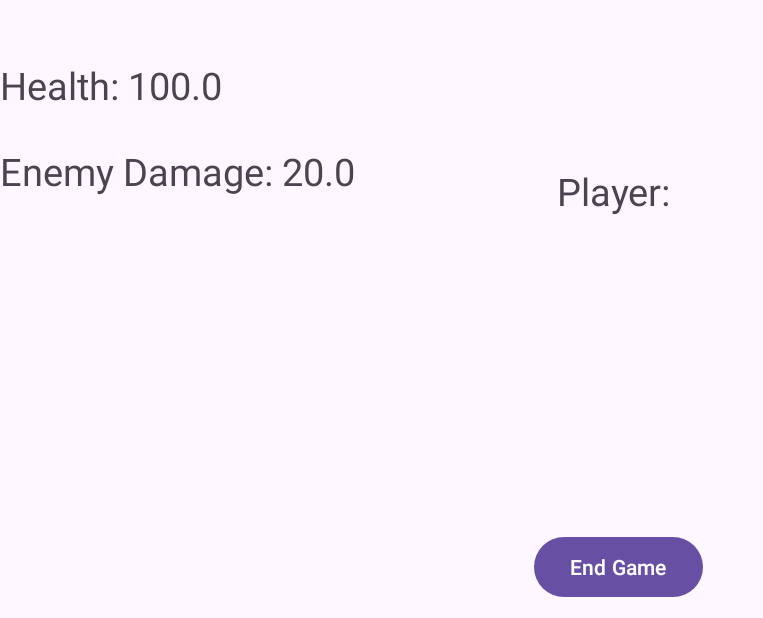
After one commit to peacebypieces/CS2340A_Team31, an Android app: the GameActivity screen opened directly, with no data from a screen before it, on a phone screen of 824 x 412 dp (held sideways). The commit adds this screen. Shown: the whole screen, without its empty margins (0-763 px from the left). Run offline under Robolectric (Android 15) with nearby library versions, the phone set to English and light mode, and no system bars; 1 statement that could not run was skipped.

Commit message:
Added game screen and connected it to config and end screens. Also rebased and redesigned the other screens to resize with display screen. Need to work on it more.

```diff
--- /dev/null
+++ b/app/src/main/java/com/example/cs2340a_team31/GameActivity.java
@@ -0,0 +1,47 @@
+package com.example.cs2340a_team31;
+
+import android.content.Intent;
+import android.os.Bundle;
+import android.widget.Button;
+import android.widget.RadioButton;
+import android.widget.TextView;
+import android.widget.Toast;
+
+import androidx.appcompat.app.AppCompatActivity;
+
+public class GameActivity extends AppCompatActivity {
+    private PlayerView playerView;
+    private Player player;
+
+    int screenWidth;
+    int screenHeight;
+
+    @Override
+    protected void onCreate(Bundle savedInstanceState) {
+        super.onCreate(savedInstanceState);
+        setContentView(R.layout.game_screen);
+        screenWidth = getResources().getDisplayMetrics().widthPixels;
+        screenHeight = getResources().getDisplayMetrics().heightPixels;
+
+        Button endButton = findViewById(R.id.endbutton);
+        TextView playerName = findViewById(R.id.playerName);
+        TextView playerHealth = findViewById(R.id.playerHealthDisplay);
+        TextView enemyDamage = findViewById(R.id.enemyDamageDisplay);
+
+
+        String playername = getIntent().getStringExtra("PLAYER_NAME");
+        double startHealth  = getIntent().getDoubleExtra("STARTING_HEALTH", 100.0);
+        double enemydamage = getIntent().getDoubleExtra("ENEMY_DAMAGE", 20.0);
+        String selectedCharacter = getIntent().getStringExtra("SELECTED_CHARACTER");
+
+        playerName.append(playername);
+        playerHealth.append("" + startHealth);
+        enemyDamage.append("" + enemydamage);
+
+        endButton.setOnClickListener(v -> {
+                Intent intent = new Intent(GameActivity.this, GameEndActivity.class);
+                startActivity(intent);
+                finish();
+        });
+    }
+}
--- /dev/null
+++ b/app/src/main/java/com/example/cs2340a_team31/GameEndActivity.java
@@ -0,0 +1,6 @@
+package com.example.cs2340a_team31;
+
+import androidx.appcompat.app.AppCompatActivity;
+
+public class GameEndActivity extends AppCompatActivity {
+}
--- a/app/src/main/java/com/example/cs2340a_team31/MainActivity.java
+++ b/app/src/main/java/com/example/cs2340a_team31/GameStartActivity.java
@@ -6,7 +6,7 @@ import android.content.Intent;
 import android.os.Bundle;
 import android.widget.Button;
 
-public class MainActivity extends AppCompatActivity {
+public class GameStartActivity extends AppCompatActivity {
 
     @Override
     protected void onCreate(Bundle savedInstanceState) {
@@ -18,7 +18,7 @@ public class MainActivity extends AppCompatActivity {
 
         // insert next screen
         startButton.setOnClickListener(v -> {
-            Intent game = new Intent(MainActivity.this, GameConfig.class);
+            Intent game = new Intent(GameStartActivity.this, GameConfigActivity.class);
             startActivity(game);
             finish();
         });
--- /dev/null
+++ b/app/src/main/res/layout/game_screen.xml
@@ -0,0 +1,61 @@
+<?xml version="1.0" encoding="utf-8"?>
+<androidx.constraintlayout.widget.ConstraintLayout xmlns:android="http://schemas.android.com/apk/res/android"
+    xmlns:app="http://schemas.android.com/apk/res-auto"
+    xmlns:tools="http://schemas.android.com/tools"
+    android:layout_width="match_parent"
+    android:layout_height="match_parent">
+
+    <Button
+        android:id="@+id/endbutton"
+        android:layout_width="wrap_content"
+        android:layout_height="wrap_content"
+        android:layout_marginBottom="10dp"
+        android:text="End Game"
+        app:layout_constraintBottom_toBottomOf="parent"
+        app:layout_constraintEnd_toEndOf="parent"
+        app:layout_constraintStart_toStartOf="parent" />
+
+    <ImageView
+        android:id="@+id/playerCharacter"
+        android:layout_width="wrap_content"
+        android:layout_height="wrap_content"
+        android:layout_marginBottom="100dp"
+        app:layout_constraintBottom_toTopOf="@+id/endbutton"
+        app:layout_constraintEnd_toEndOf="parent"
+        app:layout_constraintStart_toStartOf="parent"
+        tools:srcCompat="@tools:sample/avatars" />
+
+    <TextView
+        android:id="@+id/playerName"
+        android:layout_width="wrap_content"
+        android:layout_height="wrap_content"
+        android:text="Player: "
+        android:textSize="25sp"
+        app:layout_constraintBottom_toTopOf="@+id/playerCharacter"
+        app:layout_constraintEnd_toEndOf="parent"
+        app:layout_constraintStart_toStartOf="parent"
+        app:layout_constraintTop_toTopOf="parent" />
+
+    <TextView
+        android:id="@+id/playerHealthDisplay"
+        android:layout_width="wrap_content"
+        android:layout_height="wrap_content"
+        android:layout_marginTop="5dp"
+        android:text="Health: "
+        android:textSize="25sp"
+        app:layout_constraintBottom_toBottomOf="parent"
+        app:layout_constraintStart_toStartOf="parent"
+        app:layout_constraintTop_toTopOf="parent"
+        app:layout_constraintVertical_bias="0.091" />
+
+    <TextView
+        android:id="@+id/enemyDamageDisplay"
+        android:layout_width="wrap_content"
+        android:layout_height="wrap_content"
+        android:text="Enemy Damage: "
+        android:textSize="25sp"
+        app:layout_constraintBottom_toBottomOf="parent"
+        app:layout_constraintStart_toStartOf="parent"
+        app:layout_constraintTop_toBottomOf="@+id/playerHealthDisplay"
+        app:layout_constraintVertical_bias="0.075" />
+</androidx.constraintlayout.widget.ConstraintLayout>
```
Also changed, not shown: app/src/main/AndroidManifest.xml (+16 -2 lines), app/src/main/java/com/example/cs2340a_team31/GameConfigActivity.java (renamed from app/src/main/java/com/example/cs2340a_team31/GameConfig.java, +16 -14 lines), app/src/main/java/com/example/cs2340a_team31/Player.java (+61 -43 lines), app/src/main/res/layout/game_config.xml (+85 -95 lines), app/src/main/res/layout/start_screen.xml (+18 -12 lines).
